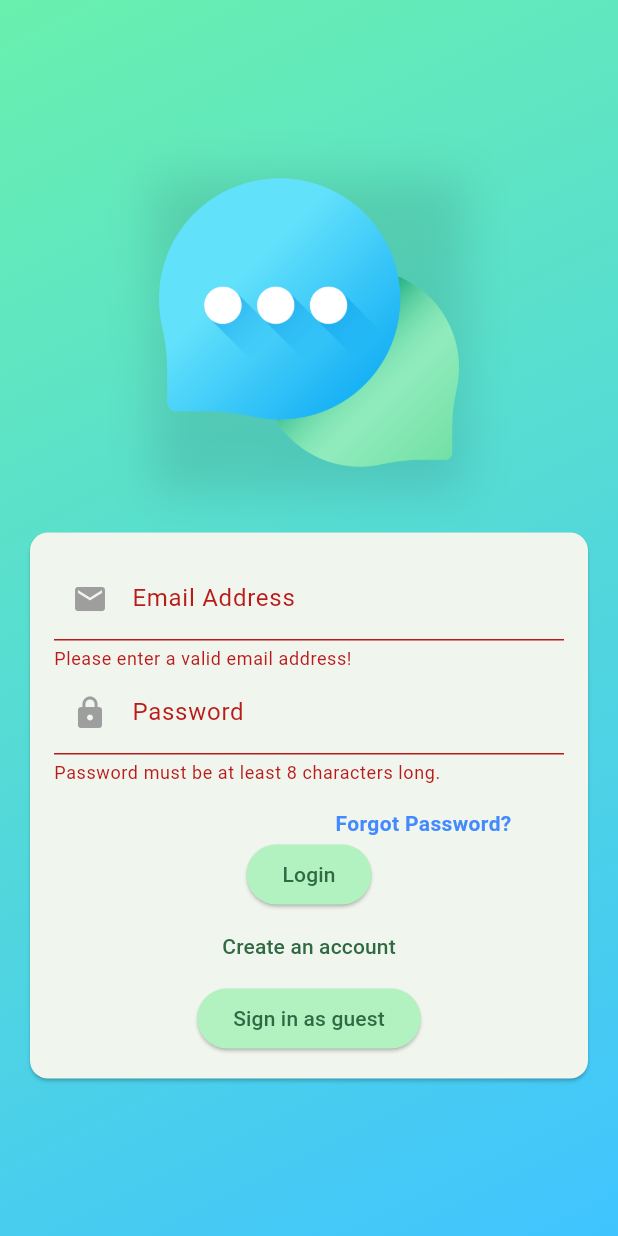
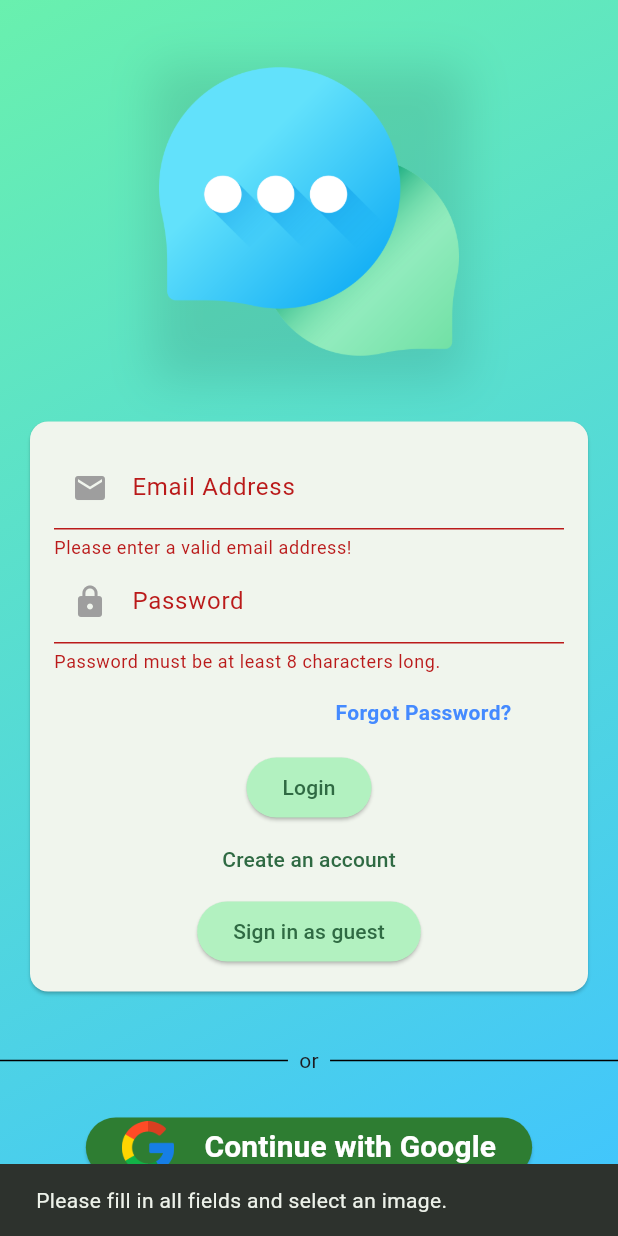
Before and after one commit to nitishbharti68/chat_app2, a Flutter app: the screen it shows after launch, after a tap on "Login", on a phone screen of 412 x 824 dp. Run offline on Flutter 3.47's test engine with Material 3 defaults, Android fonts, the phone set to English and light mode, and no system bars; our stand-ins replace cloud_firestore, firebase_auth, firebase_core, firebase_messaging, firebase_storage, google_sign_in and 1 more; missing offline and left inert: firebase_app_check; accounts and stored records are empty.

Commit message:
third Commit

```diff
--- a/lib/screens/auth_screen.dart
+++ b/lib/screens/auth_screen.dart
@@ -1,12 +1,15 @@
 import 'dart:developer';
 import 'dart:io';
 import 'package:chat_app/screens/chat_screen.dart';
+import 'package:chat_app/services/google_auth.dart';
 import 'package:chat_app/widgets/user_image_picker.dart';
 import 'package:cloud_firestore/cloud_firestore.dart';
 import 'package:firebase_core/firebase_core.dart';
 import 'package:firebase_storage/firebase_storage.dart';
 import 'package:flutter/material.dart';
 import 'package:firebase_auth/firebase_auth.dart';
+
+import '../ForgotPassword/forgot_password.dart';
 
 var _firebase = FirebaseAuth.instance;
 
@@ -32,6 +35,10 @@ class _AuthScreenState extends State<AuthScreen> {
 
     if (!isValid || (!_isLogin && _selectedImage == null)) {
       // Show error message to the user if form is invalid or no image selected for sign-up
+      ScaffoldMessenger.of(context).showSnackBar(
+        const SnackBar(
+            content: Text('Please fill in all fields and select an image.')),
+      );
       return;
     }
 
@@ -51,6 +58,7 @@ class _AuthScreenState extends State<AuthScreen> {
         userCredentials = await _firebase.createUserWithEmailAndPassword(
             email: _enteredEmail, password: _enteredPass);
 
+        if (_selectedImage != null) {
           final storageRef = FirebaseStorage.instance
               .ref()
               .child('user_images')
@@ -71,6 +79,13 @@ class _AuthScreenState extends State<AuthScreen> {
           }).then((value) {
             log('Data Inserted');
           });
+        } else {
+          print('No Image selected');
+        }
+      }
+      if (mounted && userCredentials.user != null) {
+        Navigator.of(context).pushReplacement(
+            MaterialPageRoute(builder: (ctx) => const ChatScreen()));
       }
     } on FirebaseAuthException catch (error) {
       if (error.code == 'email-already-in-use') {
@@ -165,7 +180,11 @@ class _AuthScreenState extends State<AuthScreen> {
                             if (!_isLogin)
                               TextFormField(
                                 decoration: const InputDecoration(
-                                    labelText: 'Username', prefixIcon: Icon(Icons.person, color: Colors.grey,)),
+                                    labelText: 'Username',
+                                    prefixIcon: Icon(
+                                      Icons.person,
+                                      color: Colors.grey,
+                                    )),
                                 enableSuggestions: false,
                                 validator: (value) {
                                   if (value == null ||
@@ -200,20 +219,9 @@ class _AuthScreenState extends State<AuthScreen> {
                             const SizedBox(
                               height: 16,
                             ),
-                            GestureDetector(
-                              onTap: (){},
-                              child: const Padding(
-                                padding: EdgeInsets.symmetric(horizontal: 35),
-                                child: Align(
-                                  alignment: Alignment.centerRight,
-                                  child: Text(
-                                    'Forgot Password?',
-                                    style: TextStyle(
-                                        color: Colors.blueAccent,
-                                        fontWeight: FontWeight.bold),
-                                  ),
-                                ),
-                              ),
+                            const ForgotPassword(),
+                            const SizedBox(
+                              height: 16,
                             ),
                             if (_isAuthenticating) // condition to check whether in sign in process or not
                               const CircularProgressIndicator(), // Loading Spinner
@@ -269,6 +277,70 @@ class _AuthScreenState extends State<AuthScreen> {
                       ),
                     ),
                   ),
+                ),
+                const SizedBox(
+                  height: 16,
+                ),
+                Row(
+                  children: [
+                    Expanded(
+                      child: Container(
+                        height: 1,
+                        color: Colors.black,
+                      ),
+                    ),
+                    const Text('  or  '),
+                    Expanded(
+                      child: Container(
+                        height: 1,
+                        color: Colors.black,
+                      ),
+                    )
+                  ],
+                ),
+                Padding(
+                  padding: const EdgeInsets.symmetric(
+                    vertical: 24,
+                  ),
+                  child: ElevatedButton(
+                      style: ElevatedButton.styleFrom(
+                          backgroundColor: Colors.green.shade800),
+                      onPressed: () async {
+                        final UserCredential? userCredential =
+                            await FirebaseServices().signInWithGoogle();
+                        if (userCredential != null) {
+                          // If sign in is successful navigate to chat screen
+                          if (mounted) {
+                            Navigator.of(context).pushReplacement(
+                                MaterialPageRoute(
+                                    builder: (ctx) => const ChatScreen()));
+                          }
+                        } else {
+                          // If sign in fails, show error message
+                          ScaffoldMessenger.of(context).showSnackBar(const SnackBar(
+                              content: Text(
+                                  'Google Sign-In failed. Please try again.')));
+                        }
+                      },
+                      child: Row(
+                        mainAxisSize: MainAxisSize.min,
+                        children: [
+                          Image.asset(
+                            'assets/images/google.png',
+                            height: 35,
+                          ),
+                          const SizedBox(
+                            width: 20,
+                          ),
+                          const Text(
+                            'Continue with Google',
+                            style: TextStyle(
+                                fontWeight: FontWeight.bold,
+                                color: Colors.white,
+                                fontSize: 20),
+                          )
+                        ],
+                      )),
                 )
               ],
             ),
--- a/lib/screens/chat_screen.dart
+++ b/lib/screens/chat_screen.dart
@@ -1,3 +1,4 @@
+import 'package:chat_app/screens/auth_screen.dart';
 import 'package:chat_app/widgets/chat_messages.dart';
 import 'package:chat_app/widgets/new_message.dart';
 import 'package:firebase_auth/firebase_auth.dart';
@@ -47,7 +48,7 @@ class _ChatScreenState extends State<ChatScreen> {
           IconButton(
             onPressed: () {
               FirebaseAuth.instance.signOut();
-              Navigator.of(context).pop();
+              Navigator.of(context).pushReplacement(MaterialPageRoute(builder: (context) => const AuthScreen()));
             },
             icon: const Icon(Icons.exit_to_app),
             color: Theme.of(context).colorScheme.primary,
@@ -58,9 +59,14 @@ class _ChatScreenState extends State<ChatScreen> {
         children: [
           Expanded(
               child: Stack(children: [
-            Image.asset(
-              'assets/images/back.jpg',
-              fit: BoxFit.fitHeight,
+            Positioned.fill(
+              child: Opacity(
+                opacity: 0.3,
+                child: Image.asset(
+                  'assets/images/back.jpg',
+                  fit: BoxFit.cover,
+                ),
+              ),
             ),
             const ChatMessages()
           ])),
--- a/pubspec.yaml
+++ b/pubspec.yaml
@@ -42,6 +42,7 @@ dependencies:
   cloud_firestore: ^5.2.1
   firebase_app_check: ^0.3.0+4
   firebase_messaging: ^15.0.4
+  google_sign_in: ^6.2.1
 
 dev_dependencies:
   flutter_test:
@@ -70,6 +71,8 @@ flutter:
     - assets/images/chat.png
     - assets/images/chat2.png
     - assets/images/back.jpg
+    - assets/images/google.png
+    - assets/images/user.png
 
   # An image asset can refer to one or more resolution-specific "variants", see
   # https://flutter.dev/assets-and-images/#resolution-aware
```
Also changed, not shown: lib/ForgotPassword/forgot_password.dart (added, +112 -0 lines), lib/services/google_auth.dart (added, +32 -0 lines), lib/widgets/chat_messages.dart (+23 -10 lines), lib/widgets/new_message.dart (+12 -4 lines), lib/widgets/snackbar.dart (added, +7 -0 lines), assets/images/google.png (added), assets/images/user.png (added), pubspec.lock, 2 other files. Lines whose indentation alone changed are shown as unchanged.
